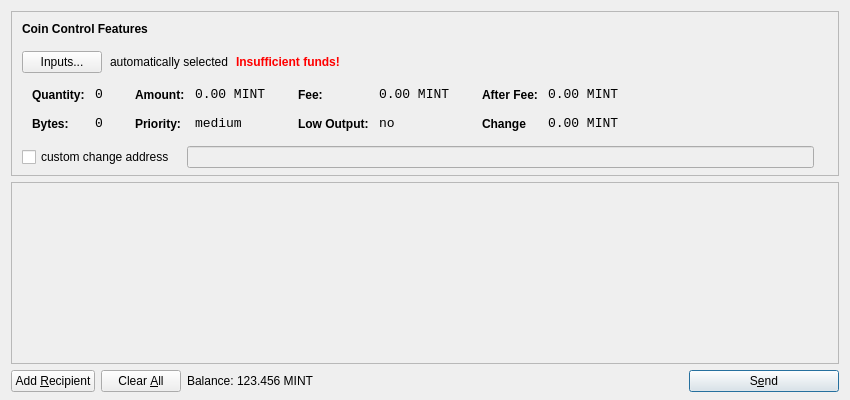
First picture: the form in src/qt/forms/sendcoinsdialog.ui, repository CryptoCoderz/HalfMoon, before the edit.
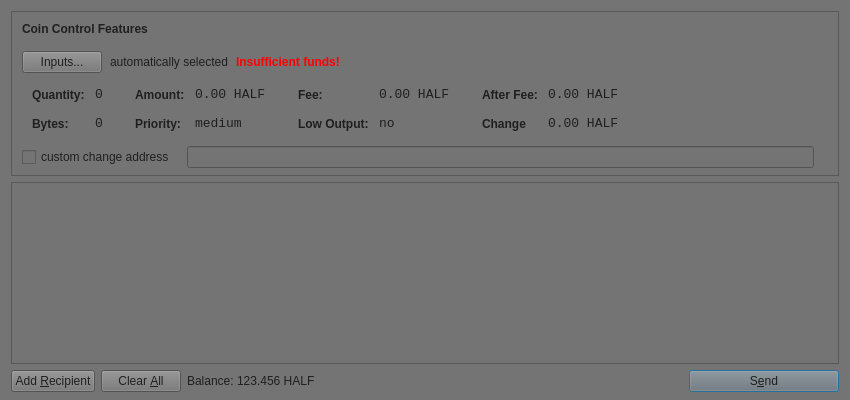
Second picture: the form after the edit. Icons and pictures are not drawn.

```diff
--- a/src/qt/forms/sendcoinsdialog.ui
+++ b/src/qt/forms/sendcoinsdialog.ui
@@ -13,6 +13,10 @@
   <property name="windowTitle">
    <string>Send Coins</string>
   </property>
+  <property name="styleSheet">
+   <string notr="true">background-color: rgb(116, 116, 116);
+color: rgb(31, 31, 31);</string>
+  </property>
   <layout class="QVBoxLayout" name="verticalLayout" stretch="0,1,0">
    <property name="bottomMargin">
     <number>8</number>
@@ -39,7 +43,7 @@
      </property>
      <layout class="QVBoxLayout" name="verticalLayoutCoinControl2">
       <property name="spacing">
-       <number>-1</number>
+       <number>6</number>
       </property>
       <property name="leftMargin">
        <number>0</number>
@@ -321,7 +325,7 @@
                   <enum>Qt::ActionsContextMenu</enum>
                  </property>
                  <property name="text">
-                  <string>0.00 MINT</string>
+                  <string>0.00 HALF</string>
                  </property>
                  <property name="textInteractionFlags">
                   <set>Qt::LinksAccessibleByMouse|Qt::TextSelectableByKeyboard|Qt::TextSelectableByMouse</set>
@@ -407,7 +411,7 @@
                   <enum>Qt::ActionsContextMenu</enum>
                  </property>
                  <property name="text">
-                  <string>0.00 MINT</string>
+                  <string>0.00 HALF</string>
                  </property>
                  <property name="textInteractionFlags">
                   <set>Qt::LinksAccessibleByMouse|Qt::TextSelectableByKeyboard|Qt::TextSelectableByMouse</set>
@@ -493,7 +497,7 @@
                   <enum>Qt::ActionsContextMenu</enum>
                  </property>
                  <property name="text">
-                  <string>0.00 MINT</string>
+                  <string>0.00 HALF</string>
                  </property>
                  <property name="textInteractionFlags">
                   <set>Qt::LinksAccessibleByMouse|Qt::TextSelectableByKeyboard|Qt::TextSelectableByMouse</set>
@@ -525,7 +529,7 @@
                   <enum>Qt::ActionsContextMenu</enum>
                  </property>
                  <property name="text">
-                  <string>0.00 MINT</string>
+                  <string>0.00 HALF</string>
                  </property>
                  <property name="textInteractionFlags">
                   <set>Qt::LinksAccessibleByMouse|Qt::TextSelectableByKeyboard|Qt::TextSelectableByMouse</set>
@@ -626,7 +630,7 @@
         <x>0</x>
         <y>0</y>
         <width>830</width>
-        <height>165</height>
+        <height>172</height>
        </rect>
       </property>
       <layout class="QVBoxLayout" name="verticalLayout_2">
@@ -732,7 +736,7 @@
           <cursorShape>IBeamCursor</cursorShape>
          </property>
          <property name="text">
-          <string>123.456 MINT</string>
+          <string>123.456 HALF</string>
          </property>
          <property name="textInteractionFlags">
           <set>Qt::LinksAccessibleByMouse|Qt::TextSelectableByKeyboard|Qt::TextSelectableByMouse</set>
```
Left out of the diff: 22 changed lines with no effect on the pictures.
